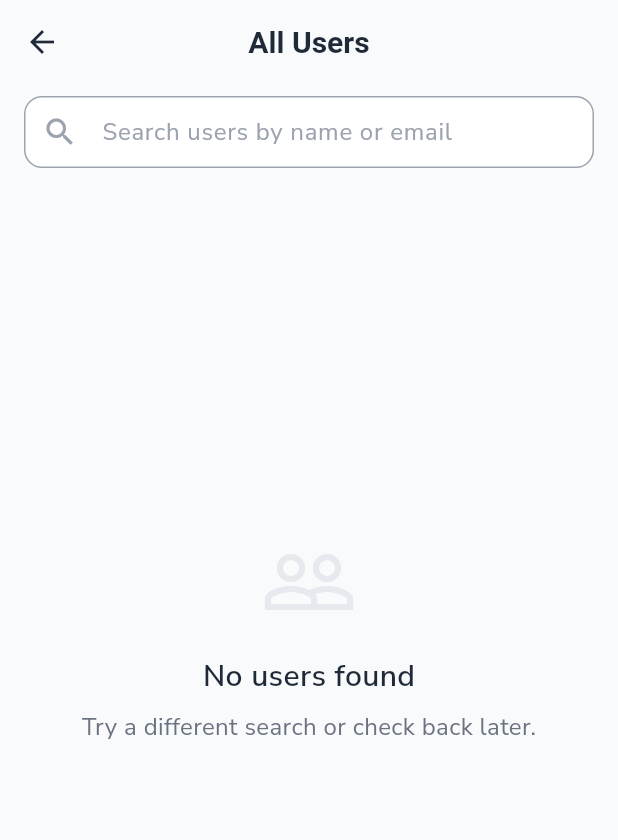
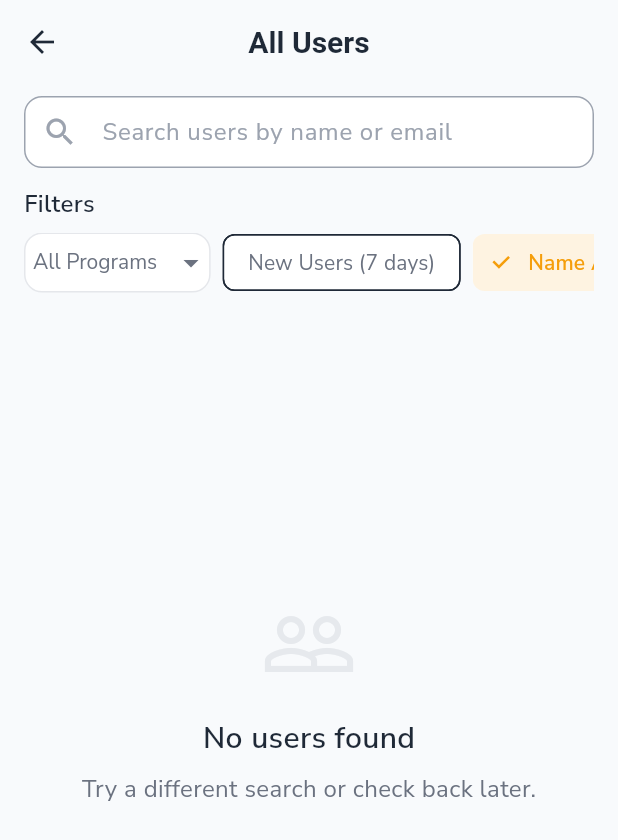
Before and after one commit to mahmoudal99/moctarnutrition, a Flutter app: the AdminUserListScreen screen opened directly, on a phone screen of 412 x 824 dp. Shown: the top 840 px of the screen. Run offline on Flutter 3.47's test engine with Material 3 defaults, Android fonts, the phone set to English and light mode, and no system bars; our stand-ins replace auth_buttons, cached_network_image, cloud_firestore, confetti, firebase_auth, firebase_core and 17 more; missing offline and left inert: flutter_floating_bottom_bar, flutter_stripe, mobile_scanner, openfoodfacts; accounts and stored records are empty; project files that could hold a hidden picture were left out.

Commit message:
Add filters for user list

```diff
--- a/lib/features/admin/presentation/screens/admin_user_list_screen.dart
+++ b/lib/features/admin/presentation/screens/admin_user_list_screen.dart
@@ -5,6 +5,8 @@ import 'package:flutter/material.dart';
 import 'package:flutter/services.dart';
 import 'package:cloud_firestore/cloud_firestore.dart';
 import 'package:go_router/go_router.dart';
+
+
 
 class AdminUserListScreen extends StatefulWidget {
   const AdminUserListScreen({super.key});
@@ -16,6 +18,9 @@ class AdminUserListScreen extends StatefulWidget {
 class _AdminUserListScreenState extends State<AdminUserListScreen> {
   late Future<List<UserModel>> _usersFuture;
   String _search = '';
+  TrainingProgramStatus? _selectedProgram;
+  bool _showNewUsersOnly = false;
+  bool _sortByNameAZ = true;
 
   @override
   void initState() {
@@ -43,6 +48,8 @@ class _AdminUserListScreenState extends State<AdminUserListScreen> {
           children: [
             _buildSearchBar(),
             const SizedBox(height: 12),
+            _buildFilters(),
+            const SizedBox(height: 12),
             Expanded(
               child: FutureBuilder<List<UserModel>>(
                 future: _usersFuture,
@@ -54,35 +61,12 @@ class _AdminUserListScreenState extends State<AdminUserListScreen> {
                     return Center(child: Text('Error: \\${snapshot.error}'));
                   }
                   final users = (snapshot.data ?? [])
-                      .where((u) =>
-                          _search.isEmpty ||
-                          (u.name
-                                  ?.toLowerCase()
-                                  .contains(_search.toLowerCase()) ??
-                              false) ||
-                          u.email.toLowerCase().contains(_search.toLowerCase()))
-                      .toList()
-                    ..sort((a, b) {
-                      // Sort by name first, then by email if names are the same
-                      final nameA = a.name?.toLowerCase() ?? '';
-                      final nameB = b.name?.toLowerCase() ?? '';
+                      .where((u) => _matchesFilters(u))
+                      .toList();
 
-                      if (nameA.isEmpty && nameB.isEmpty) {
-                        // If both names are empty, sort by email
-                        return a.email
-                            .toLowerCase()
-                            .compareTo(b.email.toLowerCase());
-                      } else if (nameA.isEmpty) {
-                        // Empty names go to the end
-                        return 1;
-                      } else if (nameB.isEmpty) {
-                        // Empty names go to the end
-                        return -1;
-                      } else {
-                        // Sort by name
-                        return nameA.compareTo(nameB);
-                      }
-                    });
+                  if (_sortByNameAZ) {
+                    users.sort((a, b) => _compareUsers(a, b));
+                  }
                   if (users.isEmpty) {
                     return _buildEmptyState();
                   }
@@ -109,6 +93,32 @@ class _AdminUserListScreenState extends State<AdminUserListScreen> {
     );
   }
 
+  bool _matchesFilters(UserModel user) {
+    // Search filter
+    if (_search.isNotEmpty) {
+      final matchesSearch = (user.name?.toLowerCase().contains(_search.toLowerCase()) ?? false) ||
+          user.email.toLowerCase().contains(_search.toLowerCase());
+      if (!matchesSearch) return false;
+    }
+
+    // Program type filter
+    if (_selectedProgram != null && user.trainingProgramStatus != _selectedProgram) {
+      return false;
+    }
+
+
+    // New users only filter
+    if (_showNewUsersOnly) {
+      final now = DateTime.now();
+      final sevenDaysAgo = now.subtract(const Duration(days: 7));
+      if (user.createdAt.isBefore(sevenDaysAgo)) {
+        return false;
+      }
+    }
+
+    return true;
+  }
+
   Widget _buildSearchBar() {
     return TextField(
       decoration: InputDecoration(
@@ -130,6 +140,196 @@ class _AdminUserListScreenState extends State<AdminUserListScreen> {
       },
     );
   }
+
+  Widget _buildFilters() {
+    return Column(
+      crossAxisAlignment: CrossAxisAlignment.start,
+      children: [
+        Row(
+          children: [
+            Text('Filters', style: AppTextStyles.heading5),
+            const Spacer(),
+            if (_hasActiveFilters())
+              TextButton(
+                onPressed: _clearFilters,
+                child: Text('Clear All', style: AppTextStyles.bodySmall.copyWith(
+                  color: AppConstants.primaryColor,
+                )),
+              ),
+          ],
+        ),
+        const SizedBox(height: 8),
+        SizedBox(
+          height: 40,
+          child: SingleChildScrollView(
+            scrollDirection: Axis.horizontal,
+            child: Row(
+              children: [
+                _buildProgramFilterChip(),
+                const SizedBox(width: 8),
+                _buildNewUsersChip(),
+                const SizedBox(width: 8),
+                _buildNameSortChip(),
+              ],
+            ),
+          ),
+        ),
+      ],
+    );
+  }
+
+  bool _hasActiveFilters() {
+    return _selectedProgram != null ||
+           _showNewUsersOnly;
+  }
+
+  void _clearFilters() {
+    setState(() {
+      _selectedProgram = null;
+      _showNewUsersOnly = false;
+      _sortByNameAZ = true;
+    });
+  }
+
+  int _compareUsers(UserModel a, UserModel b) {
+    final nameA = a.name?.toLowerCase() ?? '';
+    final nameB = b.name?.toLowerCase() ?? '';
+
+    if (nameA.isEmpty && nameB.isEmpty) {
+      // If both names are empty, sort by email
+      return a.email.toLowerCase().compareTo(b.email.toLowerCase());
+    } else if (nameA.isEmpty) {
+      // Empty names go to the end
+      return 1;
+    } else if (nameB.isEmpty) {
+      // Empty names go to the end
+      return -1;
+    } else {
+      // Sort by name A-Z
+      return nameA.compareTo(nameB);
+    }
+  }
+
+  Widget _buildProgramFilterChip() {
+    return Container(
+      decoration: BoxDecoration(
+        color: _selectedProgram != null
+            ? AppConstants.primaryColor.withOpacity(0.12)
+            : AppConstants.surfaceColor,
+        borderRadius: BorderRadius.circular(AppConstants.radiusM),
+        border: Border.all(
+          color: _selectedProgram != null
+              ? AppConstants.primaryColor
+              : AppConstants.borderColor,
+        ),
+      ),
+      child: DropdownButtonHideUnderline(
+        child: DropdownButton<TrainingProgramStatus?>(
+          value: _selectedProgram,
+          hint: Padding(
+            padding: const EdgeInsets.symmetric(horizontal: 5),
+            child: Text(
+              'All Programs',
+              style: AppTextStyles.bodySmall.copyWith(
+                color: AppConstants.textSecondary,
+              ),
+            ),
+          ),
+          items: [
+            DropdownMenuItem<TrainingProgramStatus?>(
+              value: null,
+              child: Padding(
+                padding: const EdgeInsets.symmetric(horizontal: 5),
+                child: Text(
+                  'All Programs',
+                  style: AppTextStyles.bodySmall,
+                ),
+              ),
+            ),
+            ...TrainingProgramStatus.values.map((program) => DropdownMenuItem<TrainingProgramStatus?>(
+              value: program,
+              child: Padding(
+                padding: const EdgeInsets.symmetric(horizontal: 5),
+                child: Text(
+                  _getProgramLabel(program),
+                  style: AppTextStyles.bodySmall,
+                ),
+              ),
+            )),
+          ],
+          onChanged: (value) {
+            setState(() => _selectedProgram = value);
+          },
+          icon: Icon(
+            Icons.arrow_drop_down,
+            color: _selectedProgram != null
+                ? AppConstants.primaryColor
+                : AppConstants.textSecondary,
+          ),
+          style: AppTextStyles.bodySmall.copyWith(
+            color: _selectedProgram != null
+                ? AppConstants.primaryColor
+                : AppConstants.textSecondary,
+            fontWeight: _selectedProgram != null ? FontWeight.w600 : FontWeight.normal,
+          ),
+        ),
+      ),
+    );
+  }
+
+  Widget _buildNewUsersChip() {
+    return FilterChip(
+      label: const Text('New Users (7 days)'),
+      selected: _showNewUsersOnly,
+      onSelected: (selected) {
+        setState(() => _showNewUsersOnly = selected);
+      },
+      selectedColor: AppConstants.successColor.withOpacity(0.12),
+      checkmarkColor: AppConstants.successColor,
+      labelStyle: AppTextStyles.bodySmall.copyWith(
+        color: _showNewUsersOnly
+            ? AppConstants.successColor
+            : AppConstants.textSecondary,
+        fontWeight: _showNewUsersOnly ? FontWeight.w600 : FontWeight.normal,
+      ),
+    );
+  }
+
+
+  String _getProgramLabel(TrainingProgramStatus status) {
+    switch (status) {
+      case TrainingProgramStatus.winter:
+        return 'Winter Plan';
+      case TrainingProgramStatus.summer:
+        return 'Summer Plan';
+      case TrainingProgramStatus.bodybuilding:
+        return 'Body Building';
+      case TrainingProgramStatus.none:
+        return 'No Program';
+    }
+  }
+
+
+
+  Widget _buildNameSortChip() {
+    return FilterChip(
+      label: const Text('Name A-Z'),
+      selected: _sortByNameAZ,
+      onSelected: (selected) {
+        setState(() => _sortByNameAZ = selected);
+      },
+      selectedColor: AppConstants.warningColor.withOpacity(0.12),
+      checkmarkColor: AppConstants.warningColor,
+      labelStyle: AppTextStyles.bodySmall.copyWith(
+        color: _sortByNameAZ
+            ? AppConstants.warningColor
+            : AppConstants.textSecondary,
+        fontWeight: _sortByNameAZ ? FontWeight.w600 : FontWeight.normal,
+      ),
+    );
+  }
+
+
 
   Widget _buildLoadingShimmer() {
     return ListView.separated(
```
